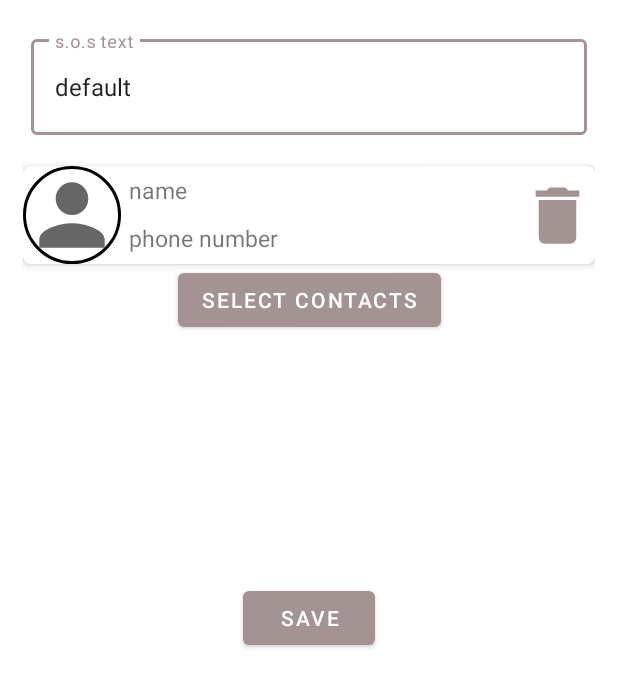
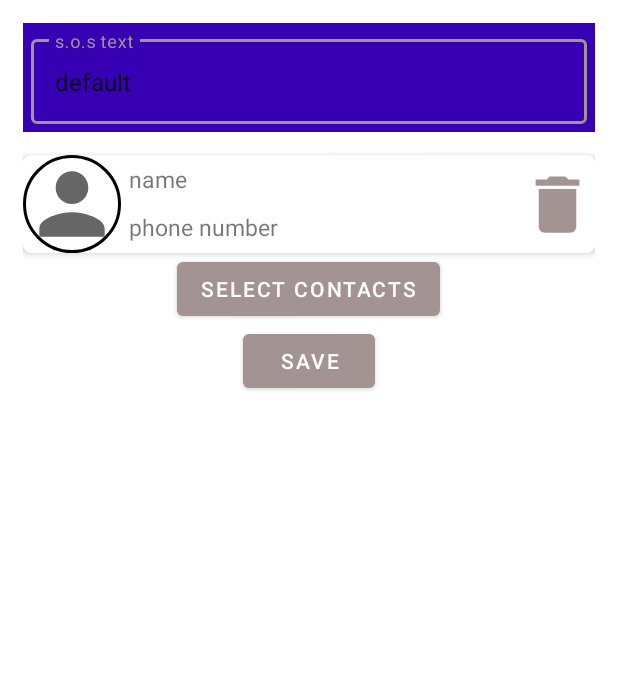
Before and after one commit to shaonwei/S.O.SApplication, an Android app: the layout fragment_settings.xml on its own in the app's theme, with its tools: preview values and no code run, on a phone screen of 412 x 824 dp. Shown: the top 687 px of the screen. Run offline under Robolectric (Android 15) with nearby library versions, the phone set to English and light mode, and no system bars.

```diff
--- a/app/src/main/java/com/example/sosapplication/fragments/BlankFragment.kt
+++ b/app/src/main/java/com/example/sosapplication/fragments/BlankFragment.kt
@@ -141,6 +141,7 @@ class BlankFragment : Fragment(), ContactClickInterface, ContactClickDeleteInter
 //                    binding.contactLayout.tvContactName.text = contact.name
 //                    binding.contactLayout.tvContactNumber.text = contact.phoneNumber
                     contact.text = binding.etMessage.text.toString()
+
                     viewModel.addContact(contact)
                 }
             }
--- a/app/src/main/res/layout/fragment_settings.xml
+++ b/app/src/main/res/layout/fragment_settings.xml
@@ -1,121 +1,65 @@
 <?xml version="1.0" encoding="utf-8"?>
-<androidx.constraintlayout.widget.ConstraintLayout xmlns:android="http://schemas.android.com/apk/res/android"
+<LinearLayout xmlns:android="http://schemas.android.com/apk/res/android"
     xmlns:app="http://schemas.android.com/apk/res-auto"
     xmlns:tools="http://schemas.android.com/tools"
     android:layout_width="match_parent"
     android:layout_height="match_parent"
-    android:gravity="start"
+    android:gravity="center_horizontal"
+    android:orientation="vertical"
     android:padding="15dp"
     app:layout_behavior="@string/appbar_scrolling_view_behavior"
     tools:context=".fragments.SettingsFragment">
+
 
     <com.google.android.material.textfield.TextInputLayout
         android:id="@+id/text_input_layout"
         style="@style/Widget.MaterialComponents.TextInputLayout.OutlinedBox"
         android:layout_width="match_parent"
-        android:layout_height="80dp"
+        android:layout_height="wrap_content"
+        android:background="@color/design_default_color_primary_dark"
         android:hint="@string/s_o_s_hint"
-        android:padding="5dp"
+        android:padding="5dp">
 
-        app:layout_constraintEnd_toEndOf="parent"
+        <!--app:layout_constraintEnd_toEndOf="parent"
         app:layout_constraintStart_toStartOf="parent"
-        app:layout_constraintTop_toTopOf="parent">
+        app:layout_constraintTop_toTopOf="parent">-->
 
         <com.google.android.material.textfield.TextInputEditText
             android:id="@+id/etMessage"
             android:layout_width="match_parent"
-            android:layout_height="match_parent"
+            android:layout_height="wrap_content"
             android:text="@string/defaultt" />
     </com.google.android.material.textfield.TextInputLayout>
-
-    <!--<androidx.recyclerview.widget.RecyclerView
-        android:id="@+id/recycler_view"
-        android:layout_width="match_parent"
-        android:layout_height="match_parent"
-        app:layoutManager="LinearLayoutManager"/>
-    -->
-
-    <!--    <com.google.android.material.switchmaterial.SwitchMaterial
-            android:id="@+id/location_toggle"
-            android:layout_width="wrap_content"
-            android:layout_height="wrap_content"
-            android:checked="true"
-            android:text="location"
-            app:layout_constraintEnd_toEndOf="parent"
-            app:layout_constraintHorizontal_bias="0.016"
-            app:layout_constraintStart_toStartOf="parent"
-            app:layout_constraintTop_toBottomOf="@+id/text_input_layout"
-            android:visibility="gone"/>-->
-
-    <!--<Button
-         android:id="@+id/btn_select_contacts"
-         android:layout_width="wrap_content"
-         android:layout_height="wrap_content"
-         android:layout_marginTop="12dp"
-         android:text="@string/select_contacts"
-         app:layout_constraintEnd_toEndOf="parent"
-         app:layout_constraintStart_toStartOf="parent"
-         app:layout_constraintHorizontal_bias="0.029"
-         app:layout_constraintTop_toBottomOf="@+id/location_toggle" />-->
-
-    <!--<TextView
-        android:id="@+id/first_checkbox"
-        android:layout_width="wrap_content"
-        android:layout_height="wrap_content"
-        android:checked="true"
-        android:gravity="start"
-        android:text="972528494174"
-        app:layout_constraintEnd_toEndOf="parent"
-        app:layout_constraintHorizontal_bias="0.021"
-        app:layout_constraintStart_toStartOf="parent"
-        app:layout_constraintTop_toBottomOf="@+id/btn_select_contacts" />-->
-
-    <!-- <CheckBox
-         android:id="@+id/second_checkBox"
-         android:layout_width="wrap_content"
-         android:layout_height="wrap_content"
-         android:checked="true"
-         android:gravity="start"
-         android:text="972523849423"
-         app:layout_constraintEnd_toEndOf="parent"
-         app:layout_constraintHorizontal_bias="0.021"
-         app:layout_constraintStart_toStartOf="parent"
-         app:layout_constraintTop_toBottomOf="@+id/first_checkbox" />-->
 
     <include
         android:id="@+id/contact_layout"
         layout="@layout/item_contact"
         android:layout_width="match_parent"
+
         android:layout_height="wrap_content"
-        android:layout_marginTop="15dp"
-        app:layout_constraintStart_toStartOf="parent"
-        app:layout_constraintTop_toBottomOf="@+id/text_input_layout" />
+        android:layout_marginTop="15dp" />
+    <!-- app:layout_constraintStart_toStartOf="parent"
+     app:layout_constraintTop_toBottomOf="@+id/text_input_layout" />-->
 
     <Button
-         android:id="@+id/btn_add"
+        android:id="@+id/btn_add"
         android:layout_width="wrap_content"
         android:layout_height="wrap_content"
 
-        android:text="@string/select_contacts"
-        app:layout_constraintEnd_toEndOf="parent"
-        app:layout_constraintStart_toStartOf="parent"
-        app:layout_constraintTop_toBottomOf="@+id/contact_layout" />
+        android:text="@string/select_contacts" />
+    <!--app:layout_constraintEnd_toEndOf="parent"
+    app:layout_constraintStart_toStartOf="parent"
+    app:layout_constraintTop_toBottomOf="@+id/contact_layout" />-->
 
-<!--    <androidx.recyclerview.widget.RecyclerView-->
-<!--        android:id="@+id/contacts_rv"-->
-<!--        android:layout_width="match_parent"-->
-<!--        android:layout_height="wrap_content"-->
-<!--        app:layout_constraintStart_toStartOf="parent"-->
-<!--        app:layout_constraintTop_toBottomOf="@+id/text_input_layout"-->
-<!--        tools:listitem="@layout/item_contact" />-->
 
     <Button
         android:id="@+id/btn_save"
         android:layout_width="wrap_content"
         android:layout_height="wrap_content"
-        android:text="@string/save"
-        app:layout_constraintBottom_toBottomOf="parent"
-        app:layout_constraintEnd_toEndOf="parent"
-        app:layout_constraintStart_toStartOf="parent"
-        app:layout_constraintTop_toTopOf="parent" />
-</androidx.constraintlayout.widget.ConstraintLayout>
+        android:text="@string/save" />
+    <!--app:layout_constraintEnd_toEndOf="parent"
+    app:layout_constraintBottom_toBottomOf="parent"
+    app:layout_constraintStart_toStartOf="parent"
+    app:layout_constraintTop_toTopOf="parent" -->
+
+</LinearLayout>
--- a/app/src/main/res/layout/item_contact.xml
+++ b/app/src/main/res/layout/item_contact.xml
@@ -5,7 +5,8 @@
     android:layout_height="wrap_content"
     android:layout_margin="5dp"
     app:cardCornerRadius="5dp"
-    app:cardElevation="3dp">
+    app:cardElevation="3dp"
+    >
 
     <androidx.constraintlayout.widget.ConstraintLayout
         android:layout_width="match_parent"
--- a/app/src/main/res/values/strings.xml
+++ b/app/src/main/res/values/strings.xml
@@ -21,4 +21,5 @@
 <!-- TODO: Remove or change this placeholder text -->
     <string name="hello_blank_fragment">Hello blank fragment</string>
     <string name="s_o_s_text">S.O.S text</string>
+    <string name="service">activate service</string>
 </resources>
```
Also changed, not shown: app/build.gradle (+29 -26 lines), app/src/main/AndroidManifest.xml (+11 -25 lines), app/src/main/java/com/example/sosapplication/fragments/MainFragment.kt (+11 -5 lines), app/src/main/java/com/example/sosapplication/fragments/SettingsFragment.kt (+6 -3 lines), app/src/main/res/layout/fragment_blank.xml (+8 -26 lines), app/src/main/res/layout/fragment_main.xml (+13 -2 lines), app/src/main/res/navigation/nav_graph.xml (+4 -4 lines), build.gradle (+12 -11 lines), gradle/wrapper/gradle-wrapper.properties.
